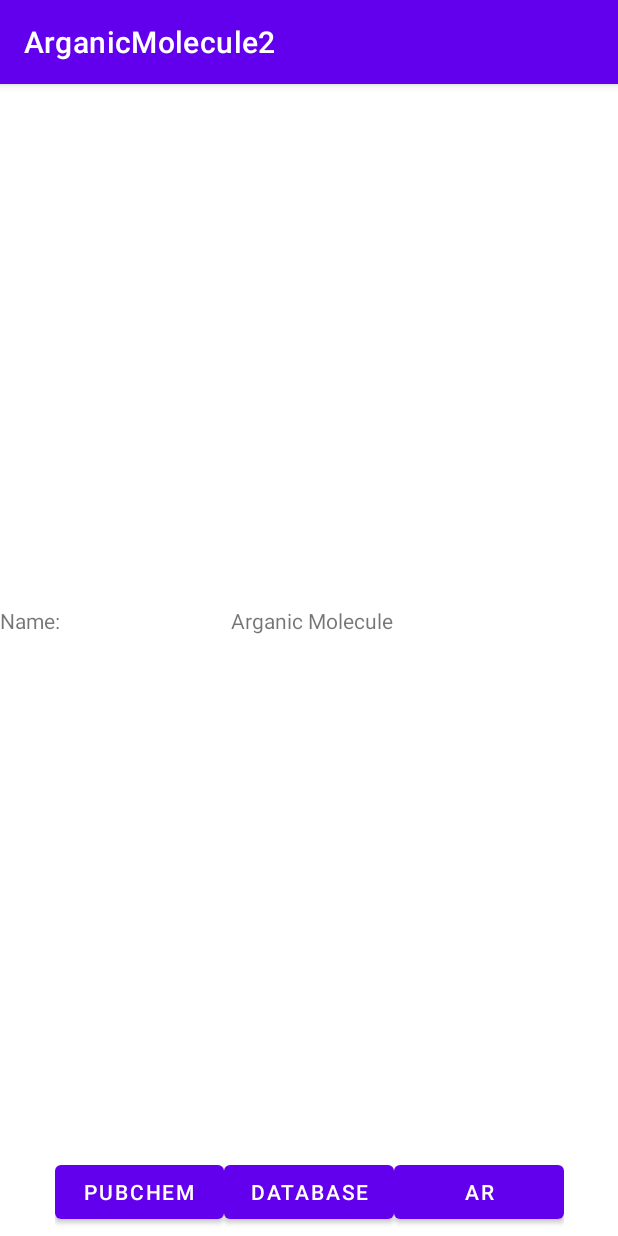
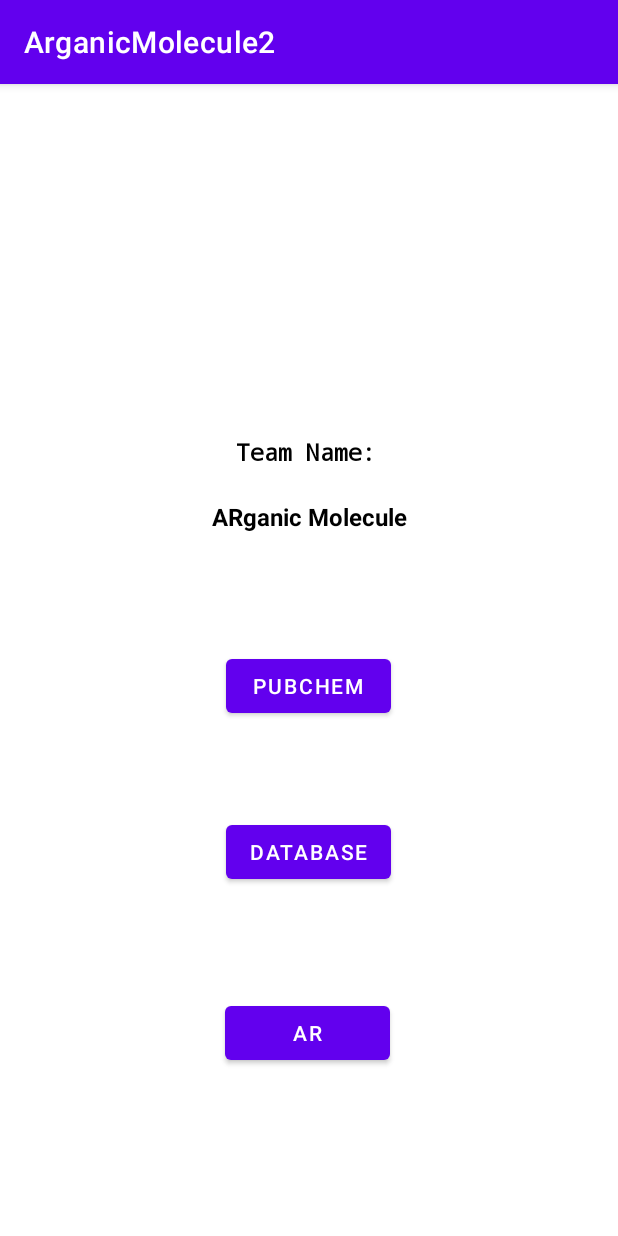
Before and after one commit to tlam89/ArganicMolecule, an Android app: the screen it shows after launch (MainActivity), on a phone screen of 412 x 824 dp. Run offline under Robolectric (Android 15) with nearby library versions, the phone set to English and light mode, and no system bars.

Commit message:
made UI changes in the main activity to add constraints

```diff
--- a/app/src/main/java/com/examples/arganicmolecule2/ChemAPI_Activity.java
+++ b/app/src/main/java/com/examples/arganicmolecule2/ChemAPI_Activity.java
@@ -12,8 +12,5 @@ public class ChemAPI_Activity extends AppCompatActivity {
     protected void onCreate(Bundle savedInstanceState) {
         super.onCreate(savedInstanceState);
         setContentView(R.layout.chem_api);
-
-
-
     }
 }
--- a/app/src/main/java/com/examples/arganicmolecule2/MainActivity.java
+++ b/app/src/main/java/com/examples/arganicmolecule2/MainActivity.java
@@ -14,12 +14,13 @@ public class MainActivity extends AppCompatActivity {
     protected void onCreate(Bundle savedInstanceState) {
         super.onCreate(savedInstanceState);
         setContentView(R.layout.activity_main);
-        buttonsLayout = findViewById(R.id.buttons_linearLayout);
+        RSChem_Button = findViewById(R.id.PubChem_button);
 
-        RSChem_Button = buttonsLayout.findViewById(R.id.PubChem_button);
-        RSChem_Button.setOnClickListener(view -> {
-            Intent chemAPI_Intent = new Intent(MainActivity.this, ChemAPI_Activity.class);
-            startActivity( chemAPI_Intent);
-        });
+        RSChem_Button.setOnClickListener(view -> openRSChemWebViewScreen());
+    }
+
+    public void openRSChemWebViewScreen() {
+        Intent openRSChemWebViewActivity = new Intent(this, ChemAPI_Activity.class);
+        startActivity(openRSChemWebViewActivity);
     }
 }
--- a/app/src/main/res/layout/activity_main.xml
+++ b/app/src/main/res/layout/activity_main.xml
@@ -20,13 +20,21 @@
         app:layout_constraintHorizontal_bias="0.5"
         app:layout_constraintStart_toStartOf="parent">
 
+    </LinearLayout>
+
     <Button
         android:id="@+id/PubChem_button"
         android:layout_width="110dp"
         android:layout_height="wrap_content"
         android:layout_weight="1"
         android:paddingHorizontal="5dp"
-            android:text="@string/pubchem" />
+        android:text="@string/pubchem"
+        app:layout_constraintBottom_toBottomOf="parent"
+        app:layout_constraintEnd_toEndOf="parent"
+        app:layout_constraintHorizontal_bias="0.498"
+        app:layout_constraintStart_toStartOf="parent"
+        app:layout_constraintTop_toTopOf="parent"
+        app:layout_constraintVertical_bias="0.524" />
 
     <Button
         android:id="@+id/Firebase_button"
@@ -34,7 +42,13 @@
         android:layout_height="wrap_content"
         android:layout_weight="1"
         android:paddingHorizontal="5dp"
-            android:text="@string/database" />
+        android:text="@string/database"
+        app:layout_constraintBottom_toTopOf="@+id/AR_Button"
+        app:layout_constraintEnd_toEndOf="parent"
+        app:layout_constraintHorizontal_bias="0.498"
+        app:layout_constraintStart_toStartOf="parent"
+        app:layout_constraintTop_toBottomOf="@+id/PubChem_button"
+        app:layout_constraintVertical_bias="0.464" />
 
     <Button
         android:id="@+id/AR_Button"
@@ -42,35 +56,43 @@
         android:layout_height="wrap_content"
         android:layout_weight="1"
         android:paddingHorizontal="5dp"
-            android:text="@string/ar" />
-    </LinearLayout>
-
-    <LinearLayout
-        android:layout_width="490dp"
-        android:layout_height="wrap_content"
-        android:layout_marginStart="5dp"
-        android:layout_marginEnd="5dp"
-        android:orientation="horizontal"
-        android:paddingRight="5dp"
-        app:layout_constraintBottom_toTopOf="@+id/buttons_linearLayout"
+        android:text="@string/ar"
+        app:layout_constraintBottom_toBottomOf="parent"
         app:layout_constraintEnd_toEndOf="parent"
-
+        app:layout_constraintHorizontal_bias="0.497"
         app:layout_constraintStart_toStartOf="parent"
-        app:layout_constraintTop_toTopOf="parent">
+        app:layout_constraintTop_toTopOf="parent"
+        app:layout_constraintVertical_bias="0.845" />
 
     <TextView
         android:id="@+id/TeamName_textView"
-            android:layout_width="100dp"
-            android:layout_height="wrap_content"
+        android:layout_width="97dp"
+        android:layout_height="24dp"
+        android:layout_marginTop="80dp"
         android:layout_weight="1"
-            android:text="Team Name: " />
+        android:text="@string/team_name"
+        android:textColor="@color/black"
+        android:textSize="16sp"
+        android:textStyle="bold"
+        android:typeface="monospace"
+        app:layout_constraintBottom_toTopOf="@+id/ARganic_Textview"
+        app:layout_constraintEnd_toEndOf="parent"
+        app:layout_constraintStart_toStartOf="parent"
+        app:layout_constraintTop_toTopOf="parent"
+        app:layout_constraintVertical_bias="0.887" />
 
     <TextView
-            android:id="@+id/ArganicMolecule_textView"
-            android:layout_width="200dp"
+        android:id="@+id/ARganic_Textview"
+        android:layout_width="wrap_content"
         android:layout_height="wrap_content"
-            android:layout_weight="1"
-            android:text="Arganic Molecule" />
-    </LinearLayout>
+        android:text="@string/arganic_molecule"
+        android:textColor="@color/black"
+        android:textSize="16sp"
+        android:textStyle="bold"
+        app:layout_constraintBottom_toBottomOf="parent"
+        app:layout_constraintEnd_toEndOf="parent"
+        app:layout_constraintStart_toStartOf="parent"
+        app:layout_constraintTop_toTopOf="parent"
+        app:layout_constraintVertical_bias="0.372" />
 
 </androidx.constraintlayout.widget.ConstraintLayout>
--- a/app/src/main/res/values/strings.xml
+++ b/app/src/main/res/values/strings.xml
@@ -6,4 +6,6 @@
     <string name="ar">AR</string>
     <string name="search">Search</string>
     <string name="enter_common_name">Enter common name</string>
+    <string name="arganic_molecule">ARganic Molecule</string>
+    <string name="team_name">Team Name:</string>
 </resources>
```
Lines whose indentation alone changed are shown as unchanged.
